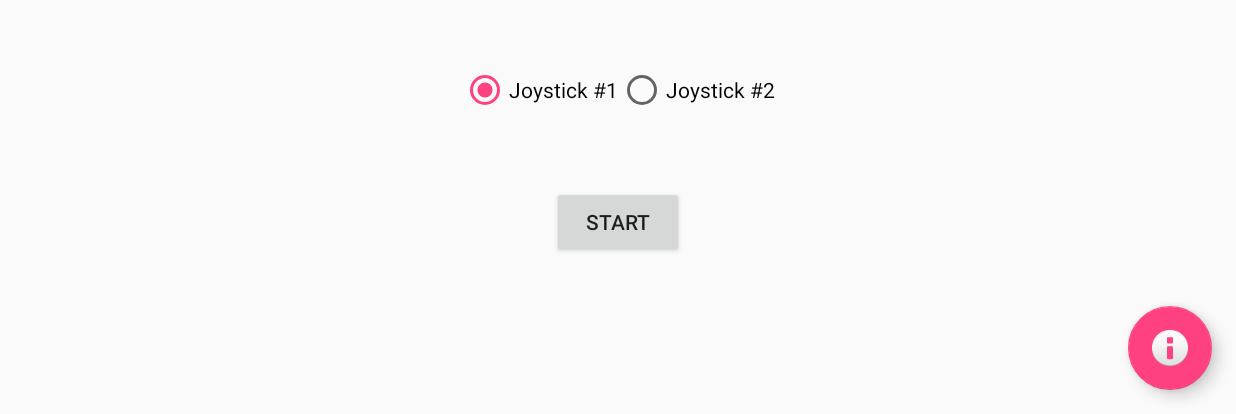
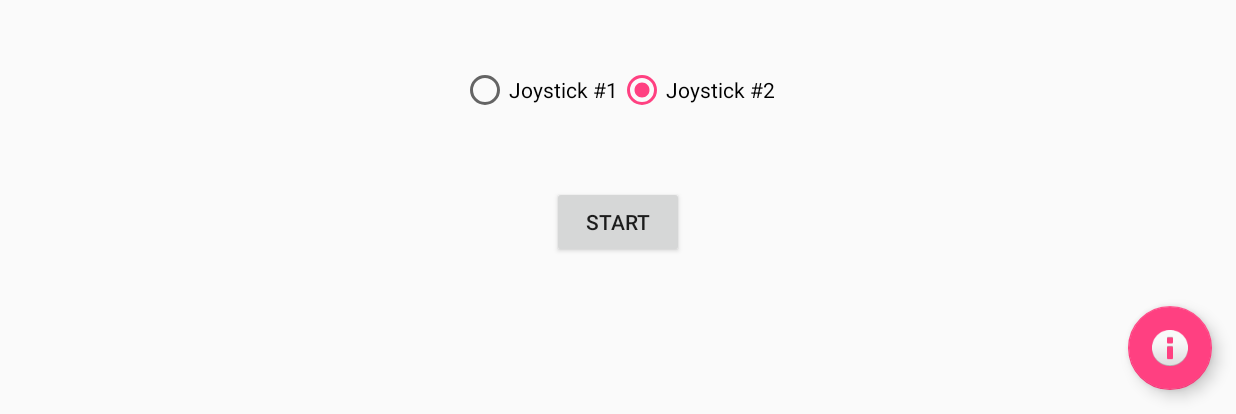
Before and after one commit to ricardoquesada/unijoysticle, an Android app: the screen it shows after launch (MainActivity), on a phone screen of 824 x 412 dp (held sideways), the part 204-618 px from its top. Run offline under Robolectric (Android 15) with nearby library versions, the phone set to English and light mode, and no system bars.

Commit message:
android client: removes unused properties in layout

```diff
--- a/client_android/app/src/main/res/layout/content_main.xml
+++ b/client_android/app/src/main/res/layout/content_main.xml
@@ -84,17 +84,14 @@
             android:layout_height="wrap_content"
             android:text="@string/joystick1"
             android:id="@+id/radioButtonJ1"
-            android:checked="true"
-            android:layout_below="@+id/radioGroupMode" />
+            android:checked="false" />
 
         <RadioButton
             android:layout_width="wrap_content"
             android:layout_height="wrap_content"
             android:text="@string/joystick2"
             android:id="@+id/radioButtonJ2"
-            android:checked="false"
-            android:layout_alignTop="@+id/radioButtonJ1"
-            android:layout_toEndOf="@+id/radioButtonJ1" />
+            android:checked="true" />
     </RadioGroup>
 
 </RelativeLayout>
```
Also changed, not shown: 1 other file.
